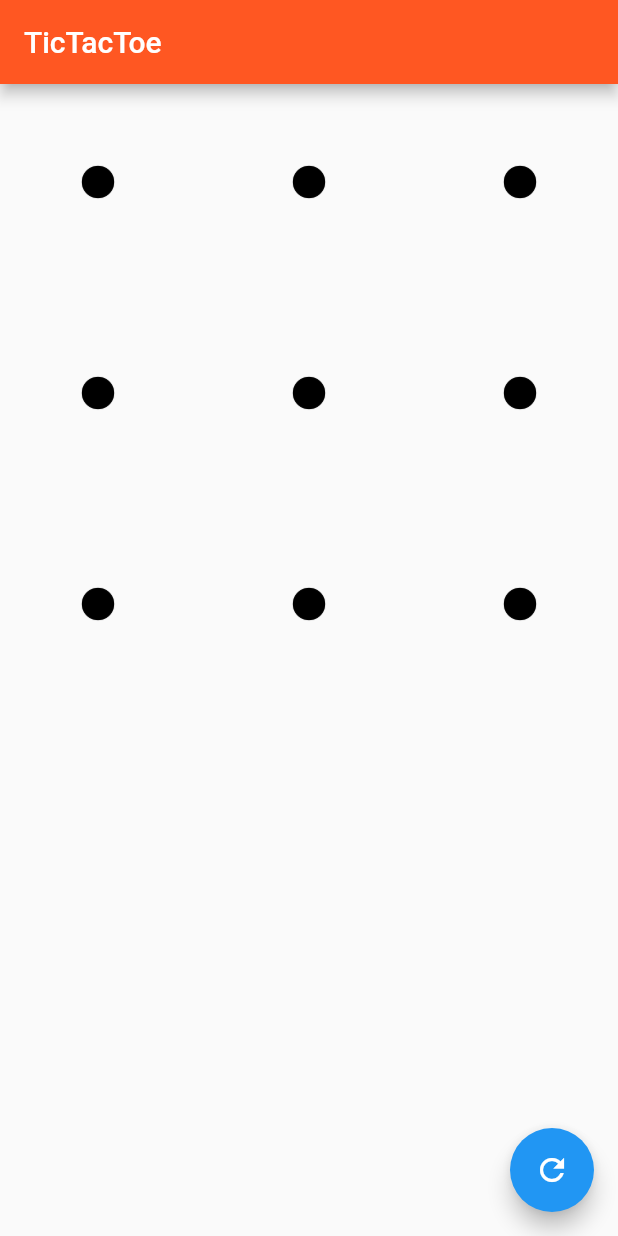
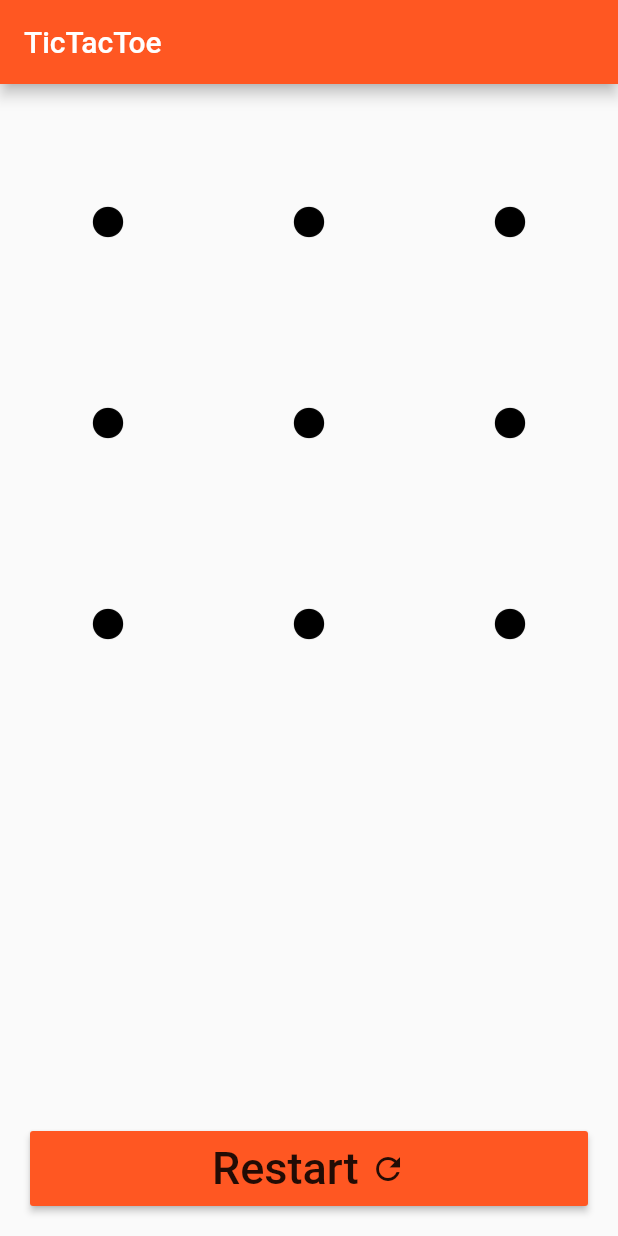
Before and after one commit to mohit28798/tictactoe_game, a Flutter app: the screen it shows after launch, on a phone screen of 412 x 824 dp. Run offline on Flutter 3.47's test engine with Material 2 defaults, Android fonts, the phone set to English and light mode, and no system bars.

Commit message:
Updated reset button and comment text

```diff
--- a/lib/homepage.dart
+++ b/lib/homepage.dart
@@ -120,18 +120,14 @@ class HomePageState extends State<HomePage> {
       appBar: AppBar(
         title: Text('TicTacToe'),
       ),
-      floatingActionButton: FloatingActionButton(
-        onPressed: () {
-          this.resetgame();
-        },
-        child: Icon(Icons.refresh),
-      ),
       body: Column(
         mainAxisAlignment: MainAxisAlignment.start,
         crossAxisAlignment: CrossAxisAlignment.center,
         children: [
+          Padding(padding: EdgeInsets.all(10)),
           Expanded(
             child: GridView.builder(
+              padding: EdgeInsets.all(10),
               gridDelegate: SliverGridDelegateWithFixedCrossAxisCount(
                   crossAxisCount: 3,
                   childAspectRatio: 1.0,
@@ -153,11 +149,32 @@ class HomePageState extends State<HomePage> {
           Container(
             child: Text(
               this.message,
-              style: TextStyle(
-                fontSize: 40,
+              style: TextStyle(fontSize: 50, color: Colors.deepOrange),
+            ),
+          ),
+          Padding(padding: EdgeInsets.all(10)),
+          Container(
+            margin: EdgeInsets.only(left: 20, right: 20),
+            child: MaterialButton(
+              color: Colors.deepOrange,
+              minWidth: 300.0,
+              height: 50,
+              onPressed: () {
+                this.resetgame();
+              },
+              child: Row(
+                mainAxisAlignment: MainAxisAlignment.center,
+                children: [
+                  Text(
+                    "Restart ",
+                    style: TextStyle(fontSize: 30),
+                  ),
+                  Icon(Icons.refresh),
+                ],
               ),
             ),
-          )
+          ),
+          Padding(padding: EdgeInsets.all(10)),
         ],
       ),
     );
```
